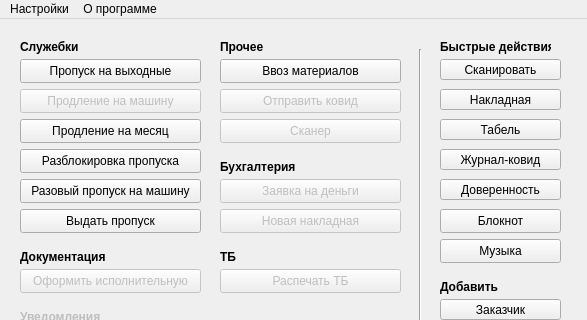
SmolPO/vertical, file my_helper/notebook/designer_ui/main_menu.ui: the form before one commit; both pictures show x 0 to 587 and y 0 to 320 of the 587 by 563 pixel window.
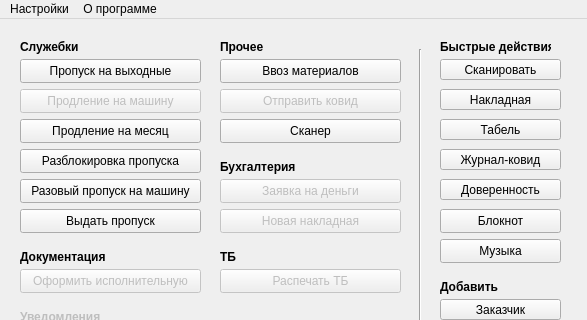
The form after the commit.

What changed in the file:
```diff
--- a/my_helper/notebook/designer_ui/main_menu.ui
+++ b/my_helper/notebook/designer_ui/main_menu.ui
@@ -425,7 +425,7 @@
    </widget>
    <widget class="QPushButton" name="b_pdf_check">
     <property name="enabled">
-     <bool>false</bool>
+     <bool>true</bool>
     </property>
     <property name="geometry">
      <rect>
```
